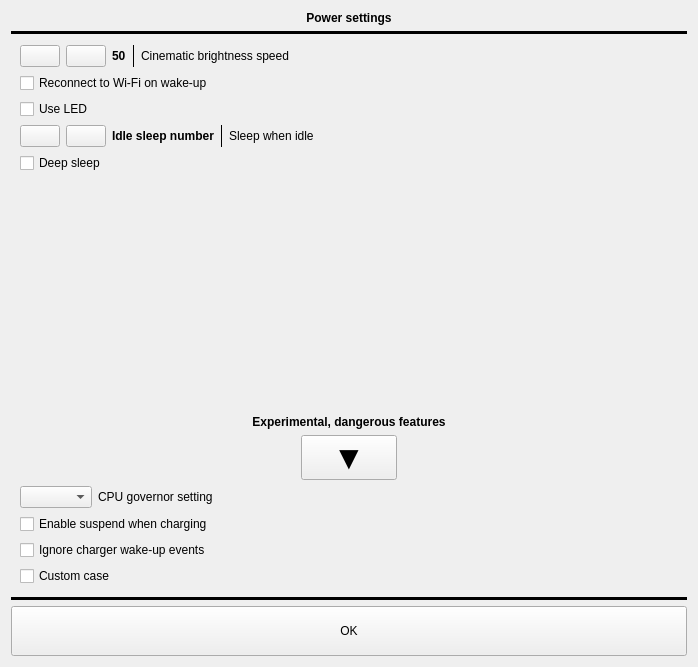
Before: the Qt Designer form src/settings/powerdaemonsettings.ui in Quill-OS/quill, drawn with Qt 5.
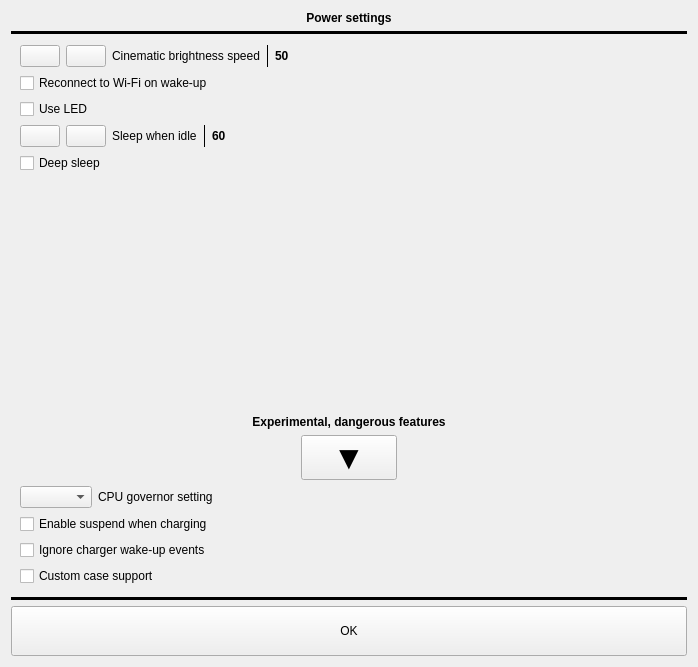
After: the same form once the commit is applied.

```diff
--- a/src/settings/powerdaemonsettings.ui
+++ b/src/settings/powerdaemonsettings.ui
@@ -75,7 +75,7 @@
         <x>0</x>
         <y>0</y>
         <width>680</width>
-        <height>545</height>
+        <height>553</height>
        </rect>
       </property>
       <layout class="QVBoxLayout" name="verticalLayout_3">
@@ -113,29 +113,6 @@
            </property>
           </widget>
          </item>
-         <item>
-          <widget class="QLabel" name="CBSLabel">
-           <property name="font">
-            <font>
-             <weight>75</weight>
-             <bold>true</bold>
-            </font>
-           </property>
-           <property name="text">
-            <string>50</string>
-           </property>
-          </widget>
-         </item>
-         <item>
-          <widget class="Line" name="line_3">
-           <property name="frameShadow">
-            <enum>QFrame::Plain</enum>
-           </property>
-           <property name="orientation">
-            <enum>Qt::Vertical</enum>
-           </property>
-          </widget>
-         </item>
          <item>
           <widget class="QLabel" name="label">
            <property name="font">
@@ -149,6 +126,29 @@
            </property>
           </widget>
          </item>
+         <item>
+          <widget class="Line" name="line_3">
+           <property name="frameShadow">
+            <enum>QFrame::Plain</enum>
+           </property>
+           <property name="orientation">
+            <enum>Qt::Vertical</enum>
+           </property>
+          </widget>
+         </item>
+         <item>
+          <widget class="QLabel" name="CBSLabel">
+           <property name="font">
+            <font>
+             <weight>75</weight>
+             <bold>true</bold>
+            </font>
+           </property>
+           <property name="text">
+            <string>50</string>
+           </property>
+          </widget>
+         </item>
          <item>
           <spacer name="horizontalSpacer">
            <property name="orientation">
@@ -240,29 +240,6 @@
            </property>
           </widget>
          </item>
-         <item>
-          <widget class="QLabel" name="idleSleepLabel">
-           <property name="font">
-            <font>
-             <weight>75</weight>
-             <bold>true</bold>
-            </font>
-           </property>
-           <property name="text">
-            <string>Idle sleep number</string>
-           </property>
-          </widget>
-         </item>
-         <item>
-          <widget class="Line" name="line_4">
-           <property name="frameShadow">
-            <enum>QFrame::Plain</enum>
-           </property>
-           <property name="orientation">
-            <enum>Qt::Vertical</enum>
-           </property>
-          </widget>
-         </item>
          <item>
           <widget class="QLabel" name="label_5">
            <property name="font">
@@ -276,6 +253,29 @@
            </property>
           </widget>
          </item>
+         <item>
+          <widget class="Line" name="line_4">
+           <property name="frameShadow">
+            <enum>QFrame::Plain</enum>
+           </property>
+           <property name="orientation">
+            <enum>Qt::Vertical</enum>
+           </property>
+          </widget>
+         </item>
+         <item>
+          <widget class="QLabel" name="idleSleepLabel">
+           <property name="font">
+            <font>
+             <weight>75</weight>
+             <bold>true</bold>
+            </font>
+           </property>
+           <property name="text">
+            <string>60</string>
+           </property>
+          </widget>
+         </item>
          <item>
           <spacer name="horizontalSpacer_9">
            <property name="orientation">
@@ -494,7 +494,7 @@
          <item>
           <widget class="QCheckBox" name="hCustomCaseBtn">
            <property name="text">
-            <string>Custom case</string>
+            <string>Custom case support</string>
            </property>
           </widget>
          </item>
```
